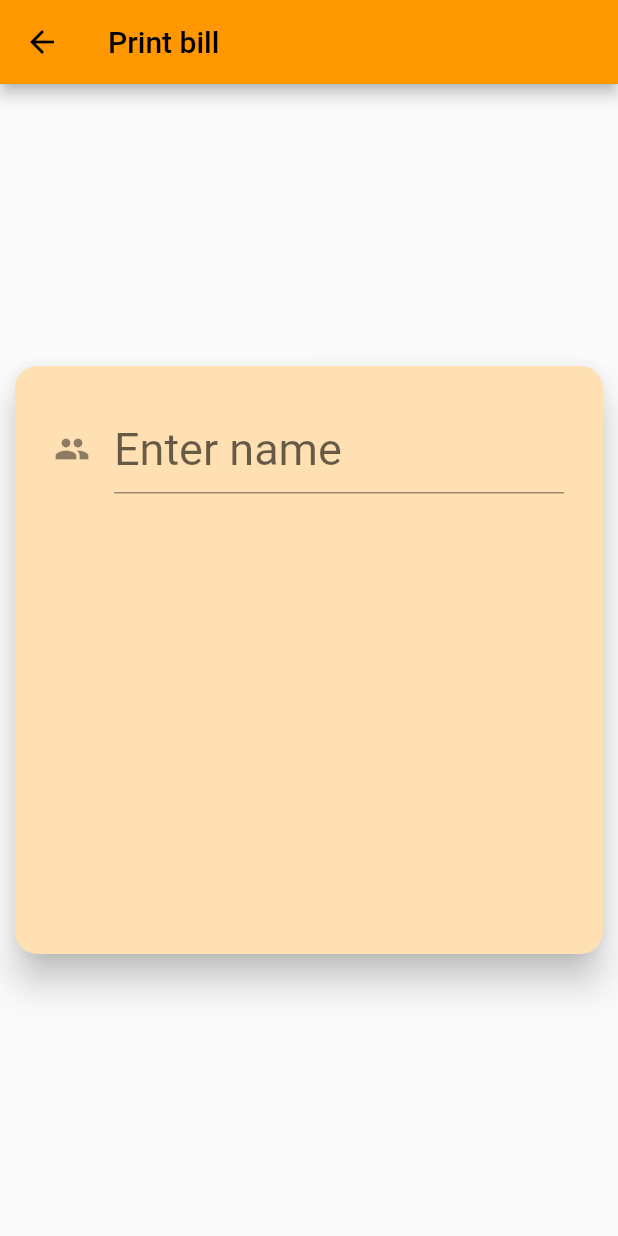
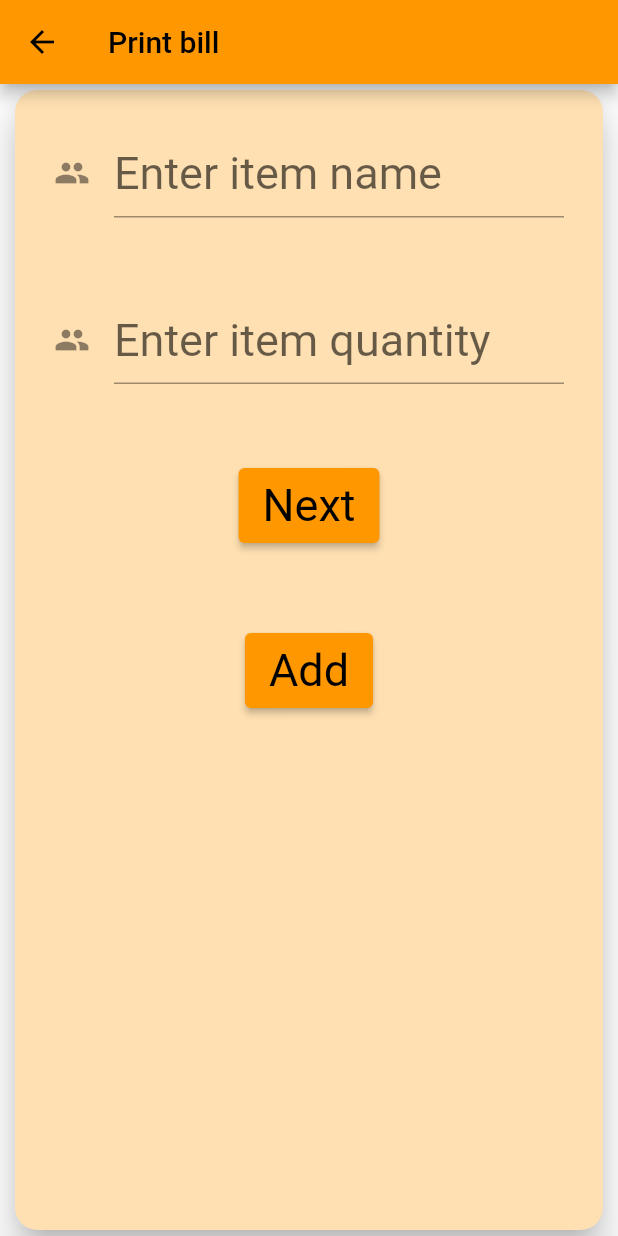
Before and after one commit to jahanvir/billbook, a Flutter app: the screen it shows after launch, after a tap on "Next", on a phone screen of 412 x 824 dp. Run offline on Flutter 3.47's test engine with Material 2 defaults, Android fonts, the light colour scheme and no system bars; our stand-ins replace image_gallery_saver, screenshot, share; missing offline and left inert: dart:ffi.

Commit message:
added new file

```diff
--- a/lib/pages/NamePage.dart
+++ b/lib/pages/NamePage.dart
@@ -1,6 +1,8 @@
 import 'package:flutter/material.dart';
 import 'package:intl/intl.dart';
 import 'itemAddPage.dart';
+import 'printPage.dart';
+import '../module/billdetails.dart';
 
 class NamePage extends StatefulWidget {
   State<StatefulWidget> createState() {
@@ -10,6 +12,13 @@ class NamePage extends StatefulWidget {
 
 class _NamePage extends State<NamePage> {
   TextEditingController dateInput = TextEditingController();
+  billdetails bill = billdetails();
+  final ButtonStyle style = ElevatedButton.styleFrom(
+    textStyle: const TextStyle(
+      fontSize: 30,
+    ),
+  );
+
   @override
   void initState() {
     dateInput.text = "";
@@ -56,20 +65,30 @@ class _NamePage extends State<NamePage> {
                     if (pickedDate != null) {
                       String formateDate =
                           DateFormat('dd-MM-yyyy').format(pickedDate);
-                      print(pickedDate);
+                      //print(pickedDate);
                       setState(() {
                         dateInput.text = formateDate;
+                        bill.dateTime = formateDate;
                       });
                     }
                   },
                 ),
               ),
-              ElevatedButton(
-                  onPressed: () {
-                    Navigator.push(context,
-                        MaterialPageRoute(builder: (context) => itemAddPage()));
-                  },
-                  child: const Text("Next"))
+              Padding(
+                padding: const EdgeInsets.all(30.0),
+                child: SizedBox(
+                  height: 50,
+                  child: ElevatedButton(
+                      style: style,
+                      onPressed: () {
+                        Navigator.push(
+                            context,
+                            MaterialPageRoute(
+                                builder: (context) => itemAddPage()));
+                      },
+                      child: const Text("Next")),
+                ),
+              )
             ],
           ),
         ),
--- a/lib/pages/itemAddPage.dart
+++ b/lib/pages/itemAddPage.dart
@@ -1,28 +1,89 @@
+import 'package:billbook/pages/printPage.dart';
 import 'package:flutter/material.dart';
+import 'itemModel.dart';
 
-class itemAddPage extends StatelessWidget {
+class itemAddPage extends StatefulWidget {
+  _itemAddPage createState() => _itemAddPage();
+}
+
+class _itemAddPage extends State<itemAddPage> {
+  List<itemModel> items = List.empty(growable: true);
+
+  final itemName = TextEditingController();
+  final itemQty = TextEditingController();
+
+  final ButtonStyle style = ElevatedButton.styleFrom(
+    textStyle: const TextStyle(
+      fontSize: 30,
+    ),
+  );
+
   Widget BodyCard(BuildContext context) {
     return Center(
       child: SizedBox(
         width: 400,
-        height: 400,
+        height: 800,
         child: Card(
           shape:
               RoundedRectangleBorder(borderRadius: BorderRadius.circular(15.0)),
           color: Colors.orange[100],
           elevation: 10,
           child: Column(
-            children: const <Widget>[
+            children: <Widget>[
               Padding(
                 padding: EdgeInsets.all(26.0),
                 child: TextField(
+                  controller: itemName,
                   style: TextStyle(fontSize: 30),
                   decoration: InputDecoration(
                     icon: Icon(Icons.people),
-                    hintText: "Enter name",
+                    hintText: "Enter item name",
                   ),
                 ),
               ),
+              Padding(
+                padding: EdgeInsets.all(26.0),
+                child: TextField(
+                  controller: itemQty,
+                  keyboardType: TextInputType.number,
+                  style: TextStyle(fontSize: 30),
+                  decoration: InputDecoration(
+                    icon: Icon(Icons.people),
+                    hintText: "Enter item quantity",
+                  ),
+                ),
+              ),
+              Padding(
+                padding: EdgeInsets.all(30.0),
+                child: SizedBox(
+                  height: 50,
+                  child: ElevatedButton(
+                      style: style,
+                      onPressed: () {
+                        Navigator.push(
+                            context,
+                            MaterialPageRoute(
+                                builder: (context) =>
+                                    printPage(itemHolder: items)));
+                      },
+                      child: const Text("Next")),
+                ),
+              ),
+              Padding(
+                padding: EdgeInsets.all(30.0),
+                child: SizedBox(
+                  height: 50,
+                  child: ElevatedButton(
+                      style: style,
+                      onPressed: () {
+                        itemModel temp = itemModel(
+                            itemName: itemName.text,
+                            itemQty: double.parse(itemQty.text));
+                        items.add(temp);
+                      },
+                      child: const Text("Add")),
+                ),
+              )
             ],
           ),
         ),
--- /dev/null
+++ b/lib/pages/itemModel.dart
@@ -0,0 +1,11 @@
+// ignore_for_file: public_member_api_docs, sort_constructors_first
+import 'dart:ffi';
+
+class itemModel {
+  String itemName;
+  double itemQty;
+  itemModel({
+    required this.itemName,
+    required this.itemQty,
+  });
+}
```
Also changed, not shown: lib/module/billdetails.dart (added, +14 -0 lines), lib/pages/billModel.dart (added, +13 -0 lines), lib/pages/printPage.dart (added, +110 -0 lines), pubspec.yaml (+7 -0 lines), pubspec.lock, 5 other files.
